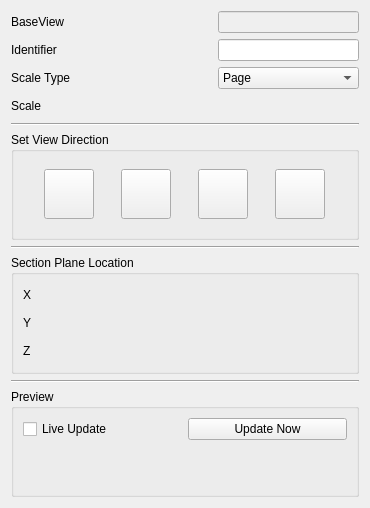
This is src/Mod/TechDraw/Gui/TaskSectionView.ui in southseact-3d/fcd as Qt 5 draws it before an edit. The edited form follows.
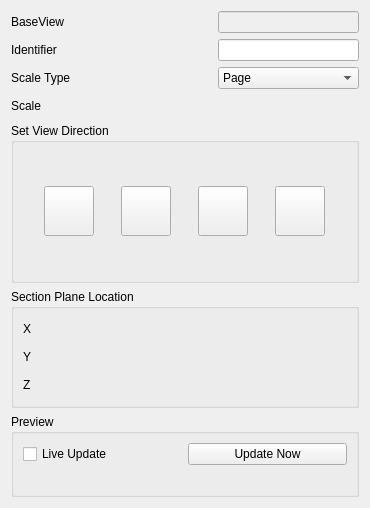
This is the edited form. Icons and pictures are not drawn. Custom widgets are drawn as their Qt base class.

Commit message: [TD]Section dialog gui tweaks

Patch:
```diff
--- a/src/Mod/TechDraw/Gui/TaskSectionView.ui
+++ b/src/Mod/TechDraw/Gui/TaskSectionView.ui
@@ -159,15 +159,14 @@
      </item>
     </layout>
    </item>
-   <item>
-    <widget class="Line" name="line">
-     <property name="orientation">
-      <enum>Qt::Horizontal</enum>
-     </property>
-    </widget>
-   </item>
    <item>
     <widget class="QGroupBox" name="gbOrientation">
+     <property name="sizePolicy">
+      <sizepolicy hsizetype="Preferred" vsizetype="MinimumExpanding">
+       <horstretch>0</horstretch>
+       <verstretch>0</verstretch>
+      </sizepolicy>
+     </property>
      <property name="title">
       <string>Set View Direction</string>
      </property>
@@ -311,13 +310,6 @@
      </layout>
     </widget>
    </item>
-   <item>
-    <widget class="Line" name="line_2">
-     <property name="orientation">
-      <enum>Qt::Horizontal</enum>
-     </property>
-    </widget>
-   </item>
    <item>
     <widget class="QGroupBox" name="gbPlane">
      <property name="toolTip">
@@ -470,13 +462,6 @@
      </layout>
     </widget>
    </item>
-   <item>
-    <widget class="Line" name="line_3">
-     <property name="orientation">
-      <enum>Qt::Horizontal</enum>
-     </property>
-    </widget>
-   </item>
    <item>
     <widget class="QGroupBox" name="gbUpdate">
      <property name="title">
```
Left out of the diff: 2 changed lines with no effect on the pictures. The commit also changes 2 other files.
